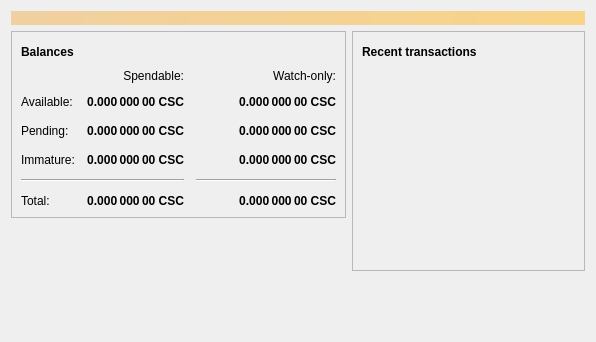
Old version of the form src/qt/forms/overviewpage.ui in the repository nkpatro/catcoin.
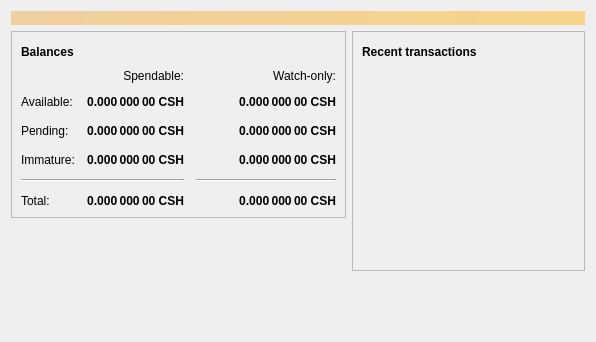
New version of the form. Icons and pictures are not drawn.

Diff of the .ui file:
```diff
--- a/src/qt/forms/overviewpage.ui
+++ b/src/qt/forms/overviewpage.ui
@@ -129,7 +129,7 @@
                <string>Unconfirmed transactions to watch-only addresses</string>
               </property>
               <property name="text">
-               <string notr="true">0.000 000 00 CSC</string>
+               <string notr="true">0.000 000 00 CSH</string>
               </property>
               <property name="alignment">
                <set>Qt::AlignRight|Qt::AlignTrailing|Qt::AlignVCenter</set>
@@ -154,7 +154,7 @@
                <string>Total of transactions that have yet to be confirmed, and do not yet count toward the spendable balance</string>
               </property>
               <property name="text">
-               <string notr="true">0.000 000 00 CSC</string>
+               <string notr="true">0.000 000 00 CSH</string>
               </property>
               <property name="alignment">
                <set>Qt::AlignRight|Qt::AlignTrailing|Qt::AlignVCenter</set>
@@ -179,7 +179,7 @@
                <string>Mined balance in watch-only addresses that has not yet matured</string>
               </property>
               <property name="text">
-               <string notr="true">0.000 000 00 CSC</string>
+               <string notr="true">0.000 000 00 CSH</string>
               </property>
               <property name="alignment">
                <set>Qt::AlignRight|Qt::AlignTrailing|Qt::AlignVCenter</set>
@@ -237,7 +237,7 @@
                <string>Mined balance that has not yet matured</string>
               </property>
               <property name="text">
-               <string notr="true">0.000 000 00 CSC</string>
+               <string notr="true">0.000 000 00 CSH</string>
               </property>
               <property name="alignment">
                <set>Qt::AlignRight|Qt::AlignTrailing|Qt::AlignVCenter</set>
@@ -282,7 +282,7 @@
                <string>Your current total balance</string>
               </property>
               <property name="text">
-               <string notr="true">0.000 000 00 CSC</string>
+               <string notr="true">0.000 000 00 CSH</string>
               </property>
               <property name="alignment">
                <set>Qt::AlignRight|Qt::AlignTrailing|Qt::AlignVCenter</set>
@@ -307,7 +307,7 @@
                <string>Current total balance in watch-only addresses</string>
               </property>
               <property name="text">
-               <string notr="true">0.000 000 00 CSC</string>
+               <string notr="true">0.000 000 00 CSH</string>
               </property>
               <property name="alignment">
                <set>Qt::AlignRight|Qt::AlignTrailing|Qt::AlignVCenter</set>
@@ -349,7 +349,7 @@
                <string>Your current spendable balance</string>
               </property>
               <property name="text">
-               <string notr="true">0.000 000 00 CSC</string>
+               <string notr="true">0.000 000 00 CSH</string>
               </property>
               <property name="alignment">
                <set>Qt::AlignRight|Qt::AlignTrailing|Qt::AlignVCenter</set>
@@ -374,7 +374,7 @@
                <string>Your current balance in watch-only addresses</string>
               </property>
               <property name="text">
-               <string notr="true">0.000 000 00 CSC</string>
+               <string notr="true">0.000 000 00 CSH</string>
               </property>
               <property name="alignment">
                <set>Qt::AlignRight|Qt::AlignTrailing|Qt::AlignVCenter</set>
```
Left out of the diff: 4 changed lines with no effect on the pictures.
